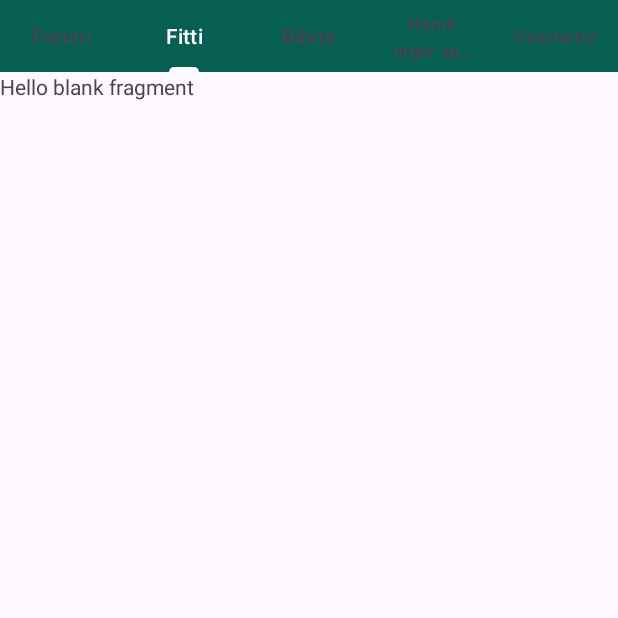
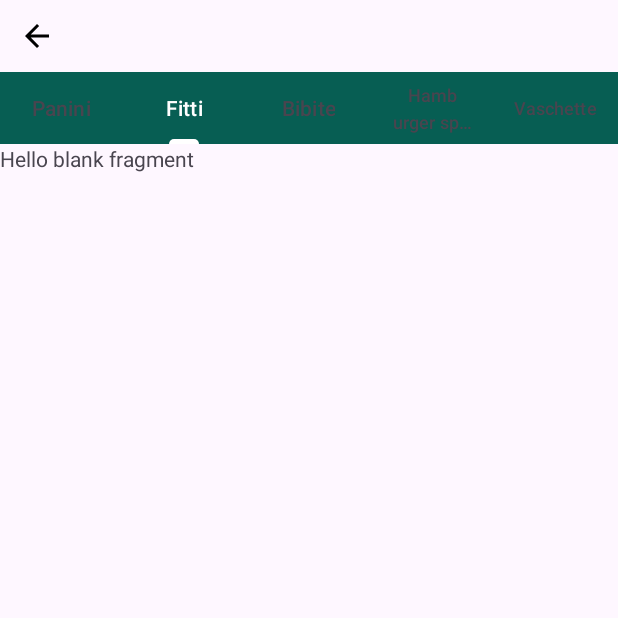
Before and after one commit to MarioAudibussio/ProgettoPanineria99, an Android app: the SecondActivity screen opened directly, with no data from a screen before it, tab 2 chosen, on a phone screen of 412 x 824 dp, the top half of it. Run offline under Robolectric (Android 15) with nearby library versions, the phone set to English and light mode, and no system bars.

Commit message:
homesso il tasto indietro nella secondActivity

```diff
--- a/app/src/main/java/com/example/schedacibo/SecondActivity.kt
+++ b/app/src/main/java/com/example/schedacibo/SecondActivity.kt
@@ -1,5 +1,6 @@
 package com.example.schedacibo
 
+import android.content.Intent
 import android.os.Bundle
 import android.util.Log
 import androidx.activity.enableEdgeToEdge
@@ -41,6 +42,11 @@ class SecondActivity : AppCompatActivity() {
         }
         binding.tablayout.getTabAt(tabPosition)?.select()
 
+        binding.backButton.setOnClickListener {
+            val intent = Intent(this, MainActivity::class.java)
+            intent.flags = Intent.FLAG_ACTIVITY_SINGLE_TOP
+            startActivity(intent)
+        }
 
         binding.tablayout.addOnTabSelectedListener(object : TabLayout.OnTabSelectedListener {
             override fun onTabSelected(tab: TabLayout.Tab) {
--- /dev/null
+++ b/app/src/main/res/drawable/ic_arrow_back.xml
@@ -0,0 +1,5 @@
+<vector xmlns:android="http://schemas.android.com/apk/res/android" android:autoMirrored="true" android:height="24dp" android:tint="#000000" android:viewportHeight="24" android:viewportWidth="24" android:width="24dp">
+
+    <path android:fillColor="@android:color/white" android:pathData="M20,11H7.83l5.59,-5.59L12,4l-8,8 8,8 1.41,-1.41L7.83,13H20v-2z"/>
+
+</vector>
--- a/app/src/main/res/layout/activity_second.xml
+++ b/app/src/main/res/layout/activity_second.xml
@@ -8,16 +8,30 @@
     android:layout_height="match_parent"
     tools:context=".SecondActivity">
 
+    <ImageButton
+        android:id="@+id/backButton"
+        android:layout_width="48dp"
+        android:layout_height="48dp"
+        android:layout_marginEnd="363dp"
+        android:background="?attr/selectableItemBackgroundBorderless"
+        android:contentDescription="Torna indietro"
+        android:padding="8dp"
+        android:src="@drawable/ic_arrow_back"
+        app:layout_constraintEnd_toEndOf="parent"
+        app:layout_constraintStart_toStartOf="parent"
+        app:layout_constraintTop_toTopOf="parent" />
+
     <com.google.android.material.tabs.TabLayout
         android:id="@+id/tablayout"
         android:layout_width="0dp"
         android:layout_height="wrap_content"
         android:background="#075E53"
+        app:layout_constraintEnd_toEndOf="parent"
+        app:layout_constraintHorizontal_bias="1.0"
+        app:layout_constraintStart_toStartOf="parent"
+        app:layout_constraintTop_toBottomOf="@+id/backButton"
         app:tabIndicatorColor="@color/white"
-        app:tabSelectedTextColor="@color/white"
-        app:layout_constraintTop_toTopOf="parent"
-        app:layout_constraintStart_toStartOf="parent"
-        app:layout_constraintEnd_toEndOf="parent">
+        app:tabSelectedTextColor="@color/white">
 
         <com.google.android.material.tabs.TabItem
             android:layout_width="wrap_content"
@@ -46,7 +60,6 @@
             android:text="Vaschette" />
 
     </com.google.android.material.tabs.TabLayout>
-
     <FrameLayout
         android:id="@+id/frameLayout"
         android:layout_width="0dp"
@@ -54,6 +67,9 @@
         app:layout_constraintTop_toBottomOf="@id/tablayout"
         app:layout_constraintBottom_toBottomOf="parent"
         app:layout_constraintStart_toStartOf="parent"
-        app:layout_constraintEnd_toEndOf="parent" />
+        app:layout_constraintEnd_toEndOf="parent" >
+
+
+    </FrameLayout>
 
 </androidx.constraintlayout.widget.ConstraintLayout>
```
